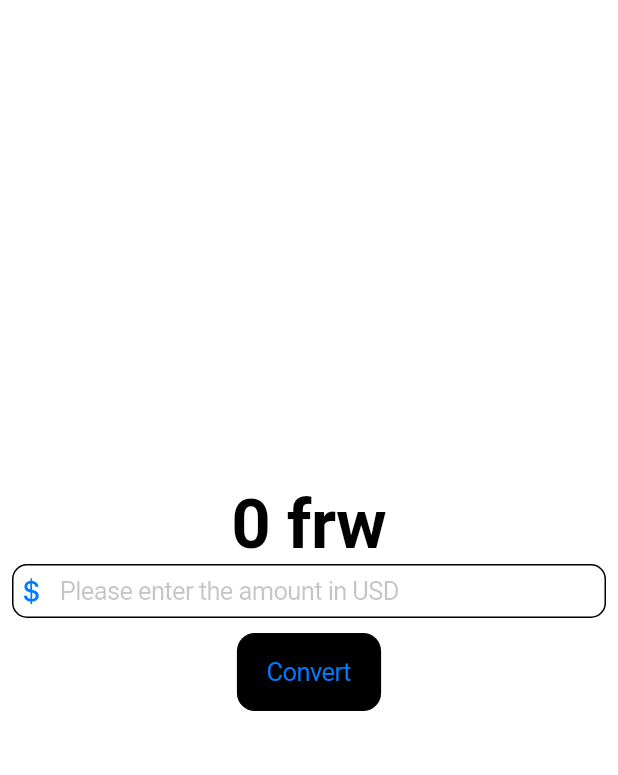
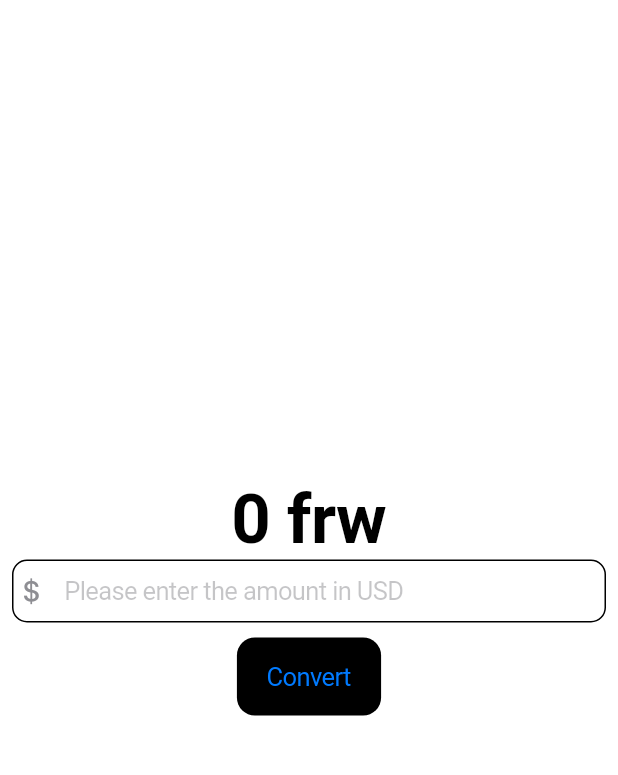
Before and after one commit to devfabien/currency_converter, a Flutter app: the screen it shows after launch, on a phone screen of 412 x 824 dp, the part 54-829 px from its top. Run offline on Flutter 3.47's test engine with Material 3 defaults, Android fonts, the phone set to English and light mode, and no system bars.

Commit message:
style: add some styles to the cupertion app

```diff
--- a/lib/currency_converter_cupertino_page.dart
+++ b/lib/currency_converter_cupertino_page.dart
@@ -50,6 +50,7 @@ class _CurrencyConverterCupertinoPageState
                 style: const TextStyle(
                   color: CupertinoColors.black,
                 ),
+                padding: const EdgeInsets.all(10),
                 decoration: BoxDecoration(
                   color: CupertinoColors.white,
                   border: Border.all(),
@@ -58,6 +59,7 @@ class _CurrencyConverterCupertinoPageState
                 placeholder: 'Please enter the amount in USD',
                 prefix: const Icon(
                   CupertinoIcons.money_dollar,
+                  color: CupertinoColors.systemGrey,
                 ),
                 // decoration: InputDecoration(
                 //   hintText: 'Please enter the amountt in USD',
```
